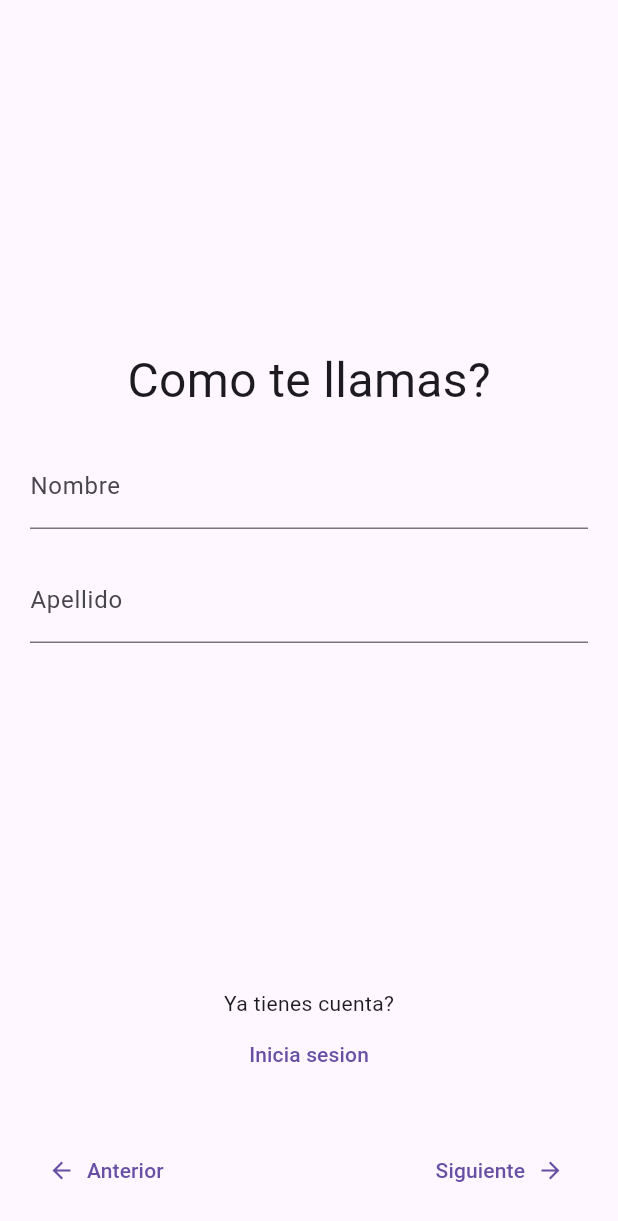
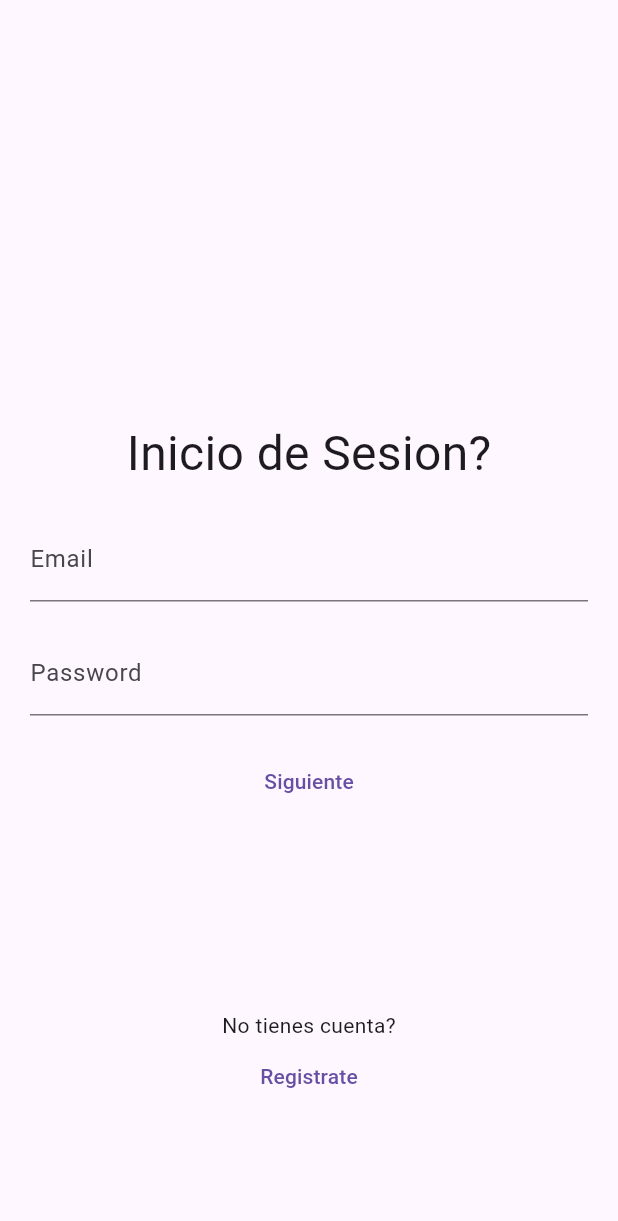
Before and after one commit to slumrike2/Ganesha_front, a Flutter app: the screen it shows after launch, after a tap on "Siguiente", after a tap on "Inicia sesion", on a phone screen of 412 x 824 dp. Shown: the top 1221 px of the screen. Run offline on Flutter 3.47's test engine with Material 3 defaults, Android fonts, the phone set to English and light mode, and no system bars; drawn by our look-alikes of flutter_form_builder; our stand-ins replace flutter_dotenv, supabase_flutter; accounts and stored records are empty.

Commit message:
Login Finish

```diff
--- /dev/null
+++ b/ganesha_frontend/lib/Pages/LoginPage.dart
@@ -0,0 +1,110 @@
+import 'package:flutter/material.dart';
+import 'package:flutter_form_builder/flutter_form_builder.dart';
+import 'package:ganesha_frontend/Shells/PrincipalShell.dart';
+import 'package:supabase_flutter/supabase_flutter.dart';
+
+class LoginPage extends StatefulWidget {
+  static final String routeName = '/login';
+  const LoginPage({super.key});
+
+  @override
+  State<LoginPage> createState() => _LoginPageState();
+}
+
+class _LoginPageState extends State<LoginPage> {
+  final _formKey = GlobalKey<FormBuilderState>();
+
+  @override
+  Widget build(BuildContext context) {
+    final sizeh = MediaQuery.of(context).size.height;
+    final sizew = MediaQuery.of(context).size.width;
+
+    SupabaseClient supabase = Supabase.instance.client;
+
+    return Scaffold(
+      body: SingleChildScrollView(
+        child: FormBuilder(
+          key: _formKey,
+          child: Stack(
+            children: [
+              Column(
+                children: [
+                  Container(
+                    padding: EdgeInsets.all(20),
+                    height: sizeh,
+                    child: Column(
+                      mainAxisAlignment: MainAxisAlignment
+                          .center, // Changed from center to start
+                      spacing: 20,
+                      children: [
+                        Text('Inicio de Sesion?',
+                            style: TextStyle(fontSize: 32)),
+                        FormBuilderTextField(
+                          name: 'email',
+                          decoration: InputDecoration(labelText: 'Email'),
+                          validator: (value) {
+                            if (value == null || value.isEmpty) {
+                              return 'Por favor ingrese su Email';
+                            }
+                            return null;
+                          },
+                        ),
+                        FormBuilderTextField(
+                          name: 'password',
+                          decoration: InputDecoration(labelText: 'Password'),
+                          validator: (value) {
+                            if (value == null || value.isEmpty) {
+                              return 'Por favor ingrese su Password';
+                            }
+                            return null;
+                          },
+                        ),
+                        Container(
+                          child: TextButton(
+                            onPressed: () async {
+                              if (_formKey.currentState!.saveAndValidate()) {
+                                dynamic aux = _formKey.currentState!.value;
+
+                                try {
+                                  final res = await supabase.auth
+                                      .signInWithPassword(
+                                          email: aux['email'],
+                                          password: aux['password']);
+                                  Navigator.pushReplacementNamed(
+                                      context, Principalshell.routeName);
+                                } catch (e) {
+                                  print(e);
+                                }
+                              }
+                            },
+                            child: Text('Siguiente'),
+                          ),
+                        ),
+                      ],
+                    ),
+                  ),
+                ],
+              ),
+              Positioned(
+                bottom: sizeh * 0.1,
+                left: 0,
+                right: 0,
+                child: Column(
+                  children: [
+                    Text('No tienes cuenta?'),
+                    TextButton(
+                      onPressed: () {
+                        Navigator.pop(context);
+                      },
+                      child: Text('Registrate'),
+                    ),
+                  ],
+                ),
+              )
+            ],
+          ),
+        ),
+      ),
+    );
+  }
+}
--- a/ganesha_frontend/lib/Pages/Register/RegisterDataPage.dart
+++ b/ganesha_frontend/lib/Pages/Register/RegisterDataPage.dart
@@ -2,7 +2,18 @@ import 'package:flutter/material.dart';
 import 'package:flutter_form_builder/flutter_form_builder.dart';
 
 class RegisterDataPage extends StatefulWidget {
-  RegisterDataPage({super.key});
+  dynamic name = '';
+  dynamic email = '';
+  dynamic password = '';
+  dynamic rePassword = '';
+  dynamic username = '';
+  RegisterDataPage(
+      {super.key,
+      this.name,
+      this.email,
+      this.password,
+      this.rePassword,
+      this.username});
 
   @override
   State<RegisterDataPage> createState() => _RegisterDataPageState();
@@ -12,22 +23,48 @@ class RegisterDataPage extends StatefulWidget {
         false;
   }
 
-  String? getName() {
-    return _RegisterDataPageState._formKey.currentState?.fields['name']?.value;
+  dynamic getData() {
+    return _RegisterDataPageState._formKey.currentState;
   }
 }
 
 class _RegisterDataPageState extends State<RegisterDataPage> {
   static final _formKey = GlobalKey<FormBuilderState>();
 
+  late TextEditingController _usernameController;
+  late TextEditingController _emailController;
+  late TextEditingController _passwordController;
+  late TextEditingController _rePasswordController;
+
+  @override
+  void initState() {
+    // TODO: implement initState
+    _usernameController = TextEditingController(text: widget.username);
+    _emailController = TextEditingController(text: widget.email);
+    _passwordController = TextEditingController(text: widget.password);
+    _rePasswordController = TextEditingController(text: widget.rePassword);
+    super.initState();
+  }
+
+  @override
+  void dispose() {
+    // TODO: implement dispose
+    _usernameController.dispose();
+    _emailController.dispose();
+    _passwordController.dispose();
+    _rePasswordController.dispose();
+    super.dispose();
+  }
+
   @override
   Widget build(BuildContext context) {
-    return Container(
-      padding: EdgeInsets.all(10),
-      height: double.infinity,
-      width: double.infinity,
-      child: Center(
-        // Added Center widget
+    final sizeh = MediaQuery.of(context).size.height;
+
+    return Scaffold(
+      body: SingleChildScrollView(
+        child: Container(
+          height: sizeh,
+          padding: EdgeInsets.all(20),
           child: FormBuilder(
             key: _formKey,
             child: Column(
@@ -36,7 +73,7 @@ class _RegisterDataPageState extends State<RegisterDataPage> {
               children: [
                 Center(
                     child: Text(
-                'Datos Personales',
+                  'Datos Personales de ${widget.name}',
                   style: TextStyle(fontSize: 32),
                 )),
                 Center(
@@ -46,16 +83,54 @@ class _RegisterDataPageState extends State<RegisterDataPage> {
                   ),
                 ),
                 FormBuilderTextField(
-                name: 'name',
-                decoration: InputDecoration(labelText: 'Nombre'),
+                  name: 'username',
+                  controller: _usernameController,
+                  decoration: InputDecoration(labelText: 'Username'),
                   validator: (value) {
                     if (value == null || value.isEmpty) {
-                    return 'Por favor ingrese su nombre';
+                      return 'Por favor ingrese su Usuario';
                     }
                     return null;
                   },
                 ),
+                FormBuilderTextField(
+                  name: 'email',
+                  controller: _emailController,
+                  decoration: InputDecoration(labelText: 'Correo'),
+                  validator: (value) {
+                    if (value == null || value.isEmpty) {
+                      return 'Por favor ingrese su Correo';
+                    }
+                    return null;
+                  },
+                ),
+                FormBuilderTextField(
+                    name: 'password',
+                    controller: _passwordController,
+                    decoration: InputDecoration(labelText: 'Contraseña'),
+                    validator: (value) {
+                      if (value == null || value.isEmpty) {
+                        return 'Por favor ingrese su Contraseña';
+                      }
+
+                      return null;
+                    }),
+                FormBuilderTextField(
+                    name: 'rePassword',
+                    controller: _rePasswordController,
+                    decoration:
+                        InputDecoration(labelText: 'Confirmar Contraseña'),
+                    validator: (value) {
+                      if (value == null || value.isEmpty) {
+                        return 'Por favor ingrese su Telefono';
+                      }
+                      if (value != _formKey.currentState!.value['password']) {
+                        return 'Las contraseñas no coinciden';
+                      }
+                      return null;
+                    }),
               ],
+            ),
           ),
         ),
       ),
--- a/ganesha_frontend/lib/Pages/Register/RegisterNamePage.dart
+++ b/ganesha_frontend/lib/Pages/Register/RegisterNamePage.dart
@@ -1,32 +1,68 @@
 import 'package:flutter/material.dart';
 import 'package:flutter_form_builder/flutter_form_builder.dart';
+import 'package:ganesha_frontend/Pages/LoginPage.dart';
 
 class RegisterNamePage extends StatefulWidget {
-  RegisterNamePage({Key? key}) : super(key: key);
+  RegisterNamePage({super.key, this.name = '', this.lastName = ''});
+
+  String name;
+  String lastName;
 
   @override
   _RegisterNamePageState createState() => _RegisterNamePageState();
+
+  bool validate() {
+    return _RegisterNamePageState._formKey.currentState?.saveAndValidate() ??
+        false;
+  }
+
+  String? getName() {
+    return _RegisterNamePageState._formKey.currentState?.fields['name']?.value;
+  }
+
+  String? getLastName() {
+    return _RegisterNamePageState
+        ._formKey.currentState?.fields['last_name']?.value;
+  }
 }
 
 class _RegisterNamePageState extends State<RegisterNamePage> {
-  final _formKey = GlobalKey<FormState>();
-  final _nameController = TextEditingController();
+  static final _formKey = GlobalKey<FormBuilderState>();
+  late TextEditingController _nameController;
+  late TextEditingController _lastNameController;
+
+  @override
+  void initState() {
+    super.initState();
+    _nameController = TextEditingController(text: widget.name);
+    _lastNameController = TextEditingController(text: widget.lastName);
+  }
+
+  @override
+  void dispose() {
+    _nameController.dispose();
+    _lastNameController.dispose();
+    super.dispose();
+  }
 
   @override
   Widget build(BuildContext context) {
     final sizeh = MediaQuery.of(context).size.height;
 
     return Scaffold(
-      body: FormBuilder(
+      body: SingleChildScrollView(
+        child: FormBuilder(
           key: _formKey,
           child: Column(
             children: [
               Container(
                 padding: EdgeInsets.all(20),
-              height: sizeh * 0.8,
-              child: Column(
-                mainAxisAlignment:
-                    MainAxisAlignment.center, // Changed from center to start
+                height: sizeh,
+                child: Stack(
+                  children: [
+                    Column(
+                      mainAxisAlignment: MainAxisAlignment
+                          .center, // Changed from center to start
                       spacing: 20,
                       children: [
                         Text('Como te llamas?', style: TextStyle(fontSize: 32)),
@@ -43,7 +79,7 @@ class _RegisterNamePageState extends State<RegisterNamePage> {
                         ),
                         FormBuilderTextField(
                           name: 'last_name',
-                    controller: _nameController,
+                          controller: _lastNameController,
                           decoration: InputDecoration(labelText: 'Apellido'),
                           validator: (value) {
                             if (value == null || value.isEmpty) {
@@ -54,19 +90,28 @@ class _RegisterNamePageState extends State<RegisterNamePage> {
                         ),
                       ],
                     ),
-            ),
-            Column(
+                    Positioned(
+                      bottom: sizeh * 0.1,
+                      left: 0,
+                      right: 0,
+                      child: Column(
+                        mainAxisAlignment: MainAxisAlignment.center,
                         children: [
                           Text('Ya tienes cuenta?'),
                           TextButton(
                             onPressed: () {
-                    Navigator.pushNamed(context, '/login');
+                              Navigator.pushNamed(context, LoginPage.routeName);
                             },
                             child: Text('Inicia sesion'),
                           )
                         ],
+                      ),
                     )
                   ],
+                ),
+              ),
+            ],
+          ),
         ),
       ),
     );
--- a/ganesha_frontend/lib/Shells/RegisterShell.dart
+++ b/ganesha_frontend/lib/Shells/RegisterShell.dart
@@ -3,6 +3,7 @@ import 'package:ganesha_frontend/Pages/Register/InitialPage.dart';
 import 'package:ganesha_frontend/Pages/Register/RegisterDataPage.dart';
 import 'package:ganesha_frontend/Pages/Register/RegisterNamePage.dart';
 import 'package:ganesha_frontend/Pages/Register/RegisterSimtomsPage.dart';
+import 'package:supabase_flutter/supabase_flutter.dart';
 
 class RegisterShell extends StatefulWidget {
   static final String routeName = '/register';
@@ -14,12 +15,14 @@ class RegisterShell extends StatefulWidget {
 
 class _RegisterShellState extends State<RegisterShell> {
   final PageController _pageController = PageController();
+  SupabaseClient supabase = Supabase.instance.client;
   dynamic _index = 0;
+  RegisterData datos = RegisterData();
 
   final pages = [
     InitialRegisterpage(),
     RegisterNamePage(),
-    RegisterDataPage(),
+    RegisterDataPage(name: ''), // Initialize with an empty name
     RegisterSimtomsPage()
   ];
 
@@ -27,15 +30,14 @@ class _RegisterShellState extends State<RegisterShell> {
   Widget build(BuildContext context) {
     final double sizew = MediaQuery.of(context).size.width;
     final double sizeh = MediaQuery.of(context).size.height;
+    final bool isKeyboardOpen = MediaQuery.of(context).viewInsets.bottom != 0;
 
     return Scaffold(
       body: Stack(
         children: [
-          SizedBox(
-            height: sizeh,
-            width: sizew,
-            child: PageView(
+          PageView(
             controller: _pageController,
+            physics: NeverScrollableScrollPhysics(),
             onPageChanged: (index) {
               setState(() {
                 _index = index;
@@ -43,10 +45,9 @@ class _RegisterShellState extends State<RegisterShell> {
             },
             children: pages,
           ),
-          ),
+          if (!isKeyboardOpen)
             Align(
-            alignment:
-                Alignment.bottomRight, // Align the button to the bottom right
+              alignment: Alignment.bottomRight,
               child: Container(
                 margin: EdgeInsets.all(20),
                 child: TextButton.icon(
@@ -61,11 +62,9 @@ class _RegisterShellState extends State<RegisterShell> {
                 ),
               ),
             ),
-          _index == 0
-              ? Container()
-              : Align(
-                  alignment: Alignment
-                      .bottomLeft, // Align the button to the bottom right
+          if (!isKeyboardOpen && _index != 0)
+            Align(
+              alignment: Alignment.bottomLeft,
               child: Container(
                 margin: EdgeInsets.all(20),
                 child: TextButton.icon(
@@ -76,19 +75,25 @@ class _RegisterShellState extends State<RegisterShell> {
                   },
                 ),
               ),
-                )
+            ),
         ],
       ),
     );
   }
 
   forward() {
-    if (_index == 2 && !(pages[2] as RegisterDataPage).validate()) {
-      // Show an error message or handle validation failure
-
+    if (_index == 1 && !(pages[1] as RegisterNamePage).validate()) {
       return;
     }
+
+    if (_index == 2 && !(pages[2] as RegisterDataPage).validate()) {
+      return;
+    }
+
+    UpdateData();
+
     if (_index < pages.length - 1) {
+      updatePages();
       _pageController.nextPage(
         duration: Duration(milliseconds: 300),
         curve: Curves.easeInOut,
@@ -97,7 +102,9 @@ class _RegisterShellState extends State<RegisterShell> {
   }
 
   back() {
+    UpdateData();
     if (_index > 0) {
+      updatePages();
       _pageController.previousPage(
         duration: Duration(milliseconds: 300),
         curve: Curves.easeInOut,
@@ -105,8 +112,54 @@ class _RegisterShellState extends State<RegisterShell> {
     }
   }
 
-  register() {
-    final name = (pages[2] as RegisterDataPage).getName();
-    print('Nombre registrado: $name');
+  updatePages() {
+    setState(() {
+      pages[1] = RegisterNamePage(
+          name: datos.name ?? '', lastName: datos.lastName ?? '');
+      pages[2] = RegisterDataPage(
+        name: datos.name,
+        email: datos.email,
+        password: datos.password,
+        rePassword: datos.repassword,
+        username: datos.username,
+      );
+    });
+  }
+
+  UpdateData() {
+    switch (_index) {
+      case 1:
+        datos.name = (pages[1] as RegisterNamePage).getName() ?? '';
+        datos.lastName = (pages[1] as RegisterNamePage).getLastName() ?? '';
+        break;
+      case 2:
+        datos.username =
+            (pages[2] as RegisterDataPage).getData().fields['username'].value;
+        datos.email =
+            (pages[2] as RegisterDataPage).getData().fields['email'].value;
+        datos.password =
+            (pages[2] as RegisterDataPage).getData().fields['password'].value;
+        datos.repassword =
+            (pages[2] as RegisterDataPage).getData().fields['rePassword'].value;
+        break;
+      default:
     }
   }
+
+  register() {
+    supabase.auth.signUp(password: datos.password!, email: datos.email!);
+  }
+}
+
+class RegisterData {
+  String? name;
+  String? lastName;
+  String? username;
+  String? email;
+  String? password;
+  String? repassword;
+  String? birthDate;
+
+  RegisterData(
+      {this.name, this.lastName, this.email, this.password, this.birthDate});
+}
--- a/ganesha_frontend/lib/main.dart
+++ b/ganesha_frontend/lib/main.dart
@@ -1,22 +1,15 @@
 import 'package:flutter/material.dart';
+import 'package:ganesha_frontend/Pages/LoginPage.dart';
+import 'package:ganesha_frontend/Shells/PrincipalShell.dart';
 import 'package:ganesha_frontend/Shells/RegisterShell.dart';
 import 'package:flutter_dotenv/flutter_dotenv.dart';
 import 'package:supabase_flutter/supabase_flutter.dart';
-
 
 void main() async {
   await dotenv.load(fileName: ".env");
 
   final supabaseUrl = dotenv.get('SUPABASE_URL');
   final supabaseAnonKey = dotenv.get('SUPABASE_ANON_KEY');
-
-  try {
-    if (supabaseUrl == null || supabaseAnonKey == null) {
-      throw Exception('No se encontraron las variables de entorno');
-    }
-  } catch (e) {
-    print(e);
-  }
 
   try {
     await Supabase.initialize(url: supabaseUrl, anonKey: supabaseAnonKey);
@@ -33,8 +26,13 @@ class MainApp extends StatelessWidget {
   @override
   Widget build(BuildContext context) {
     return MaterialApp(
+      debugShowCheckedModeBanner: false, // Remove debug banner
       // Rutas necesarias para el funcionamiento de la navegacion en la app
-      routes: {RegisterShell.routeName: (context) => RegisterShell()},
+      routes: {
+        RegisterShell.routeName: (context) => RegisterShell(),
+        LoginPage.routeName: (context) => LoginPage(),
+        Principalshell.routeName: (context) => Principalshell(),
+      },
       initialRoute: RegisterShell.routeName,
     );
   }
```
Also changed, not shown: ganesha_frontend/lib/Shells/PrincipalShell.dart (added, +20 -0 lines). Lines whose indentation alone changed are shown as unchanged.
